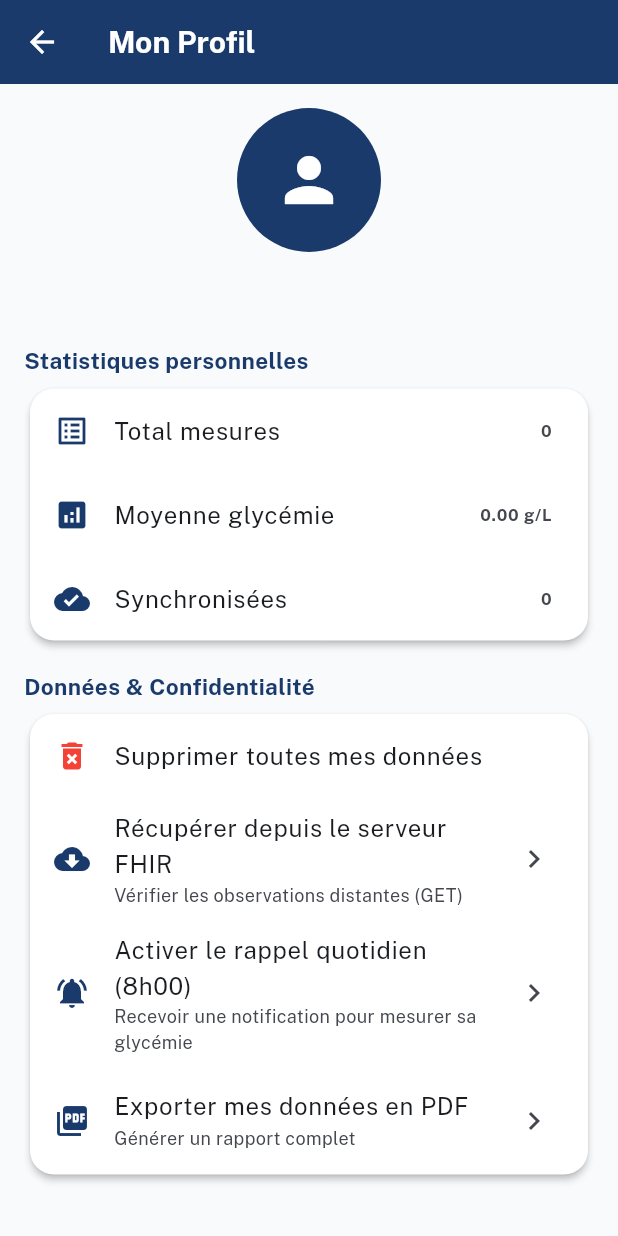
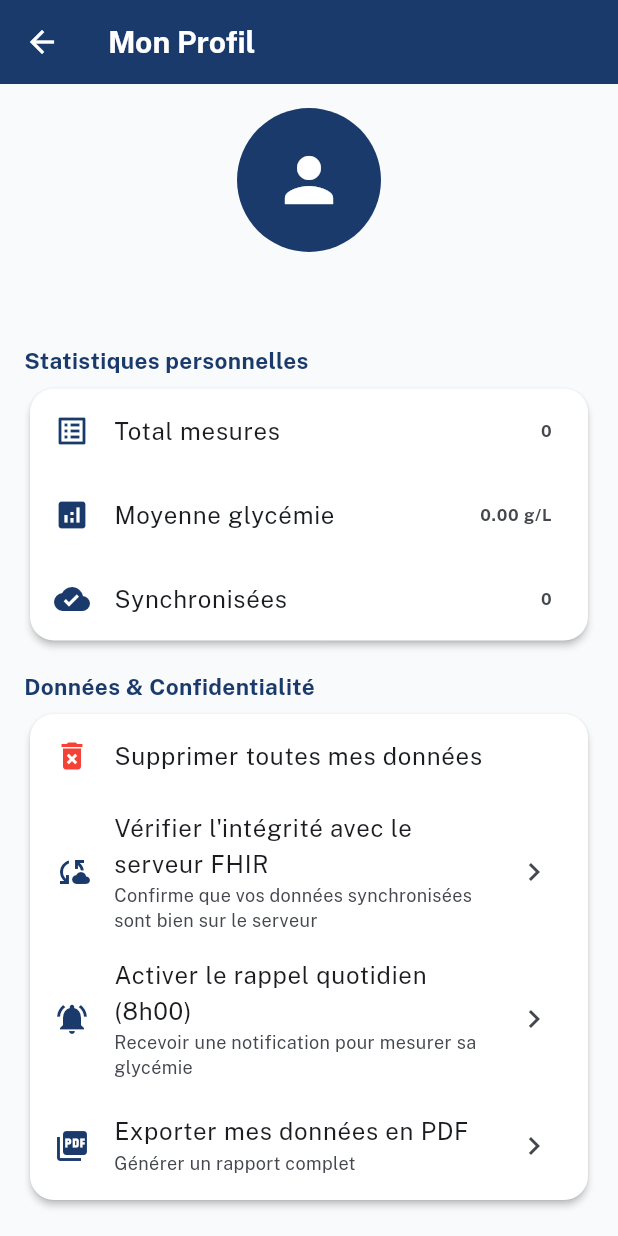
Before and after one commit to josi1st/glycotrack_bf, a Flutter app: the ProfilScreen screen opened directly, on a phone screen of 412 x 824 dp. Run offline on Flutter 3.47's test engine with Material 3 defaults, Android fonts, the phone set to English and light mode, and no system bars; our stand-ins replace connectivity_plus, fl_chart, flutter_local_notifications, flutter_secure_storage, google_fonts, hive and 5 more; accounts and stored records are empty.

Commit message:
GET FHIR 1

```diff
--- a/lib/models/mesure_glycemie.dart
+++ b/lib/models/mesure_glycemie.dart
@@ -18,6 +18,9 @@ class MesureGlycemie extends HiveObject {
 
   @HiveField(4)
   bool estSynchronisee = false;
+
+  @HiveField(5)
+  String? idFhir;
 
   String get statut {
     if (valeur > 1.26) return 'Élevée';
--- a/lib/providers/mesures_provider.dart
+++ b/lib/providers/mesures_provider.dart
@@ -63,24 +63,44 @@ class MesuresProvider extends ChangeNotifier {
     if (count > 0) await charger();
   }
 
-  bool _recuperationFhir = false;
-  bool get recuperationFhir => _recuperationFhir;
+  bool _verificationFhir = false;
+  bool get verificationFhir => _verificationFhir;
   String? _messageFhir;
   String? get messageFhir => _messageFhir;
+  bool? _derniereVerificationOk;
+  bool? get derniereVerificationOk => _derniereVerificationOk;
 
-  Future<void> recupererDepuisFhir() async {
-    _recuperationFhir = true;
+  /// Vérifie qu'une mesure synchronisée existe bien côté serveur FHIR
+  Future<void> verifierIntegriteSync() async {
+    _verificationFhir = true;
     _messageFhir = null;
     notifyListeners();
 
-    try {
-      final observations = await _fhir.recupererObservations();
-      _messageFhir = '${observations.length} observation(s) trouvée(s) sur le serveur FHIR';
-    } catch (_) {
-      _messageFhir = 'Erreur lors de la récupération FHIR';
+    final mesuresSync = _mesures.where((m) => m.estSynchronisee && m.idFhir != null).toList();
+
+    if (mesuresSync.isEmpty) {
+      _messageFhir = 'Aucune mesure synchronisée à vérifier pour le moment.';
+      _verificationFhir = false;
+      _derniereVerificationOk = null;
+      notifyListeners();
+      return;
     }
 
-    _recuperationFhir = false;
+    final derniere = mesuresSync.first;
+    final observationDistante = await _fhir.recupererObservationParId(derniere.idFhir!);
+
+    if (observationDistante != null) {
+      final coherent = (observationDistante.valeur - derniere.valeur).abs() < 0.01;
+      _derniereVerificationOk = coherent;
+      _messageFhir = coherent
+          ? 'Intégrité confirmée : la dernière mesure (${derniere.valeurFormatee}) correspond bien au serveur FHIR.'
+          : 'Incohérence détectée entre les données locales et le serveur FHIR.';
+    } else {
+      _derniereVerificationOk = false;
+      _messageFhir = 'Impossible de retrouver cette mesure sur le serveur FHIR.';
+    }
+
+    _verificationFhir = false;
     notifyListeners();
   }
 
--- a/lib/screens/profil_screen.dart
+++ b/lib/screens/profil_screen.dart
@@ -87,20 +87,31 @@ class _ProfilScreenState extends State<ProfilScreen> {
               },
             ),
             ListTile(
-              leading: const Icon(Icons.cloud_download, color: AppTheme.primaryBlue),
-              title: const Text('Récupérer depuis le serveur FHIR'),
+              leading: Icon(
+                provider.derniereVerificationOk == true
+                    ? Icons.verified
+                    : provider.derniereVerificationOk == false
+                        ? Icons.error_outline
+                        : Icons.cloud_sync,
+                color: provider.derniereVerificationOk == true
+                    ? AppTheme.accentGreen
+                    : provider.derniereVerificationOk == false
+                        ? AppTheme.alertRed
+                        : AppTheme.primaryBlue,
+              ),
+              title: const Text('Vérifier l\'intégrité avec le serveur FHIR'),
               subtitle: provider.messageFhir != null
                   ? Text(provider.messageFhir!, style: const TextStyle(fontSize: 12))
-                  : const Text('Vérifier les observations distantes (GET)',
+                  : const Text('Confirme que vos données synchronisées sont bien sur le serveur',
                       style: TextStyle(fontSize: 12)),
-              trailing: provider.recuperationFhir
+              trailing: provider.verificationFhir
                   ? const SizedBox(
                       width: 20, height: 20,
                       child: CircularProgressIndicator(strokeWidth: 2))
                   : const Icon(Icons.chevron_right),
-              onTap: provider.recuperationFhir
+              onTap: provider.verificationFhir
                   ? null
-                  : () => provider.recupererDepuisFhir(),
+                  : () => provider.verifierIntegriteSync(),
             ),
             ListTile(
               leading: const Icon(Icons.notifications_active, color: AppTheme.primaryBlue),
--- a/lib/services/storage_service.dart
+++ b/lib/services/storage_service.dart
@@ -25,6 +25,11 @@ class StorageService {
     await mesure.save();
   }
 
+  Future<void> enregistrerIdFhir(MesureGlycemie mesure, String idFhir) async {
+    mesure.idFhir = idFhir;
+    await mesure.save();
+  }
+
   Future<void> supprimer(MesureGlycemie mesure) async {
     await mesure.delete();
   }
--- a/lib/services/sync_service.dart
+++ b/lib/services/sync_service.dart
@@ -20,9 +20,10 @@ class SyncService {
     int compteur = 0;
 
     for (final mesure in nonSync) {
-      final succes = await _fhir.envoyerObservation(mesure);
-      if (succes) {
+      final idFhir = await _fhir.envoyerObservation(mesure);
+      if (idFhir != null) {
         await _storage.marquerSynchronisee(mesure);
+        await _storage.enregistrerIdFhir(mesure, idFhir);
         compteur++;
       }
     }
```
Also changed, not shown: lib/services/fhir_service.dart (+47 -6 lines), lib/models/mesure_glycemie.g.dart.
